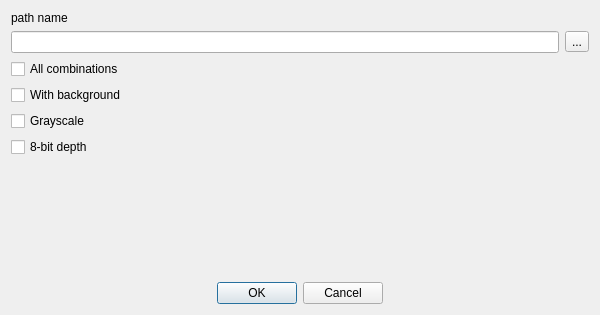
cppd/math, file src/gui/dialogs/painter_image.ui: the form before one commit.
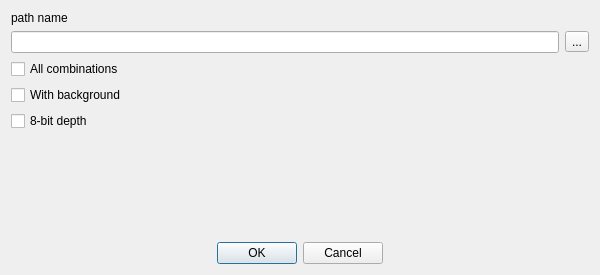
The form after the commit.

Diff of the .ui file:
```diff
--- a/src/gui/dialogs/painter_image.ui
+++ b/src/gui/dialogs/painter_image.ui
@@ -7,7 +7,7 @@
     <x>0</x>
     <y>0</y>
     <width>600</width>
-    <height>315</height>
+    <height>275</height>
    </rect>
   </property>
   <property name="minimumSize">
@@ -55,13 +55,6 @@
      </property>
     </widget>
    </item>
-   <item>
-    <widget class="QCheckBox" name="checkBox_grayscale">
-     <property name="text">
-      <string>Grayscale</string>
-     </property>
-    </widget>
-   </item>
    <item>
     <widget class="QCheckBox" name="checkBox_8_bit">
      <property name="text">
```
